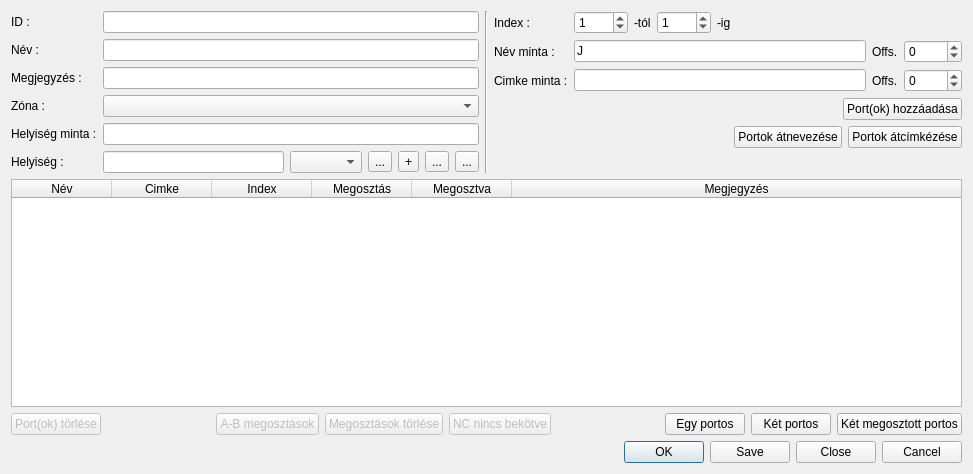
Old version of the form lv2g/dialogpatchsimple.ui in the repository csikfer/lanview2.
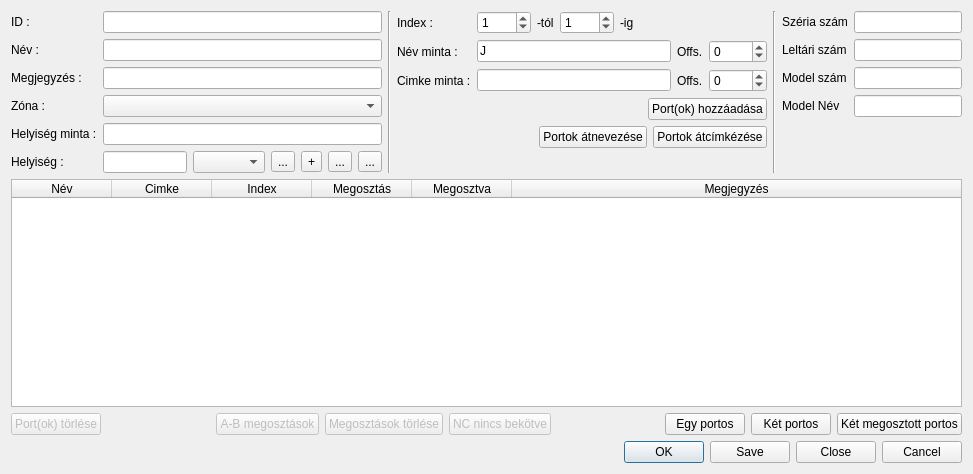
New version of the form. Icons and pictures are not drawn.

Patch:
```diff
--- a/lv2g/dialogpatchsimple.ui
+++ b/lv2g/dialogpatchsimple.ui
@@ -15,7 +15,7 @@
   </property>
   <layout class="QVBoxLayout" name="verticalLayout" stretch="0,1,0,0">
    <item>
-    <layout class="QHBoxLayout" name="horizontalLayout_4" stretch="1,0,1">
+    <layout class="QHBoxLayout" name="horizontalLayout_4" stretch="1,0,1,0,0">
      <item>
       <layout class="QFormLayout" name="formLayout">
        <item row="1" column="0">
@@ -339,6 +339,63 @@
        </item>
       </layout>
      </item>
+     <item>
+      <widget class="Line" name="line_2">
+       <property name="orientation">
+        <enum>Qt::Vertical</enum>
+       </property>
+      </widget>
+     </item>
+     <item>
+      <layout class="QFormLayout" name="formLayout_5">
+       <property name="leftMargin">
+        <number>0</number>
+       </property>
+       <property name="rightMargin">
+        <number>0</number>
+       </property>
+       <item row="0" column="0">
+        <widget class="QLabel" name="labelSerialNum">
+         <property name="text">
+          <string>Széria szám</string>
+         </property>
+        </widget>
+       </item>
+       <item row="0" column="1">
+        <widget class="QLineEdit" name="lineEditSerialNum"/>
+       </item>
+       <item row="1" column="0">
+        <widget class="QLabel" name="labellabelInventoryNum">
+         <property name="text">
+          <string>Leltári szám</string>
+         </property>
+        </widget>
+       </item>
+       <item row="3" column="0">
+        <widget class="QLabel" name="labelModelName">
+         <property name="text">
+          <string>Model Név</string>
+         </property>
+        </widget>
+       </item>
+       <item row="2" column="0">
+        <widget class="QLabel" name="ModelNum">
+         <property name="text">
+          <string>Model szám</string>
+         </property>
+        </widget>
+       </item>
+       <item row="1" column="1">
+        <widget class="QLineEdit" name="lineEditInventoryNum"/>
+       </item>
+       <item row="2" column="1">
+        <widget class="QLineEdit" name="lineEditModelNum"/>
+       </item>
+       <item row="3" column="1">
+        <widget class="QLineEdit" name="lineEditModelName"/>
+       </item>
+      </layout>
+     </item>
     </layout>
    </item>
    <item>
```
Left out of the diff: 2 changed lines with no effect on the pictures.
